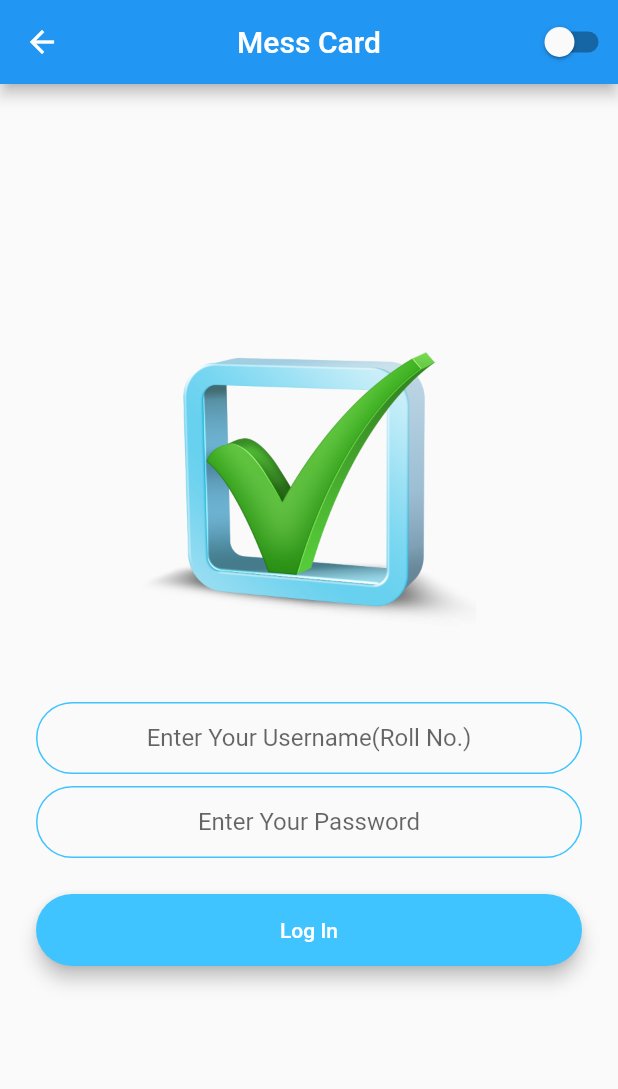
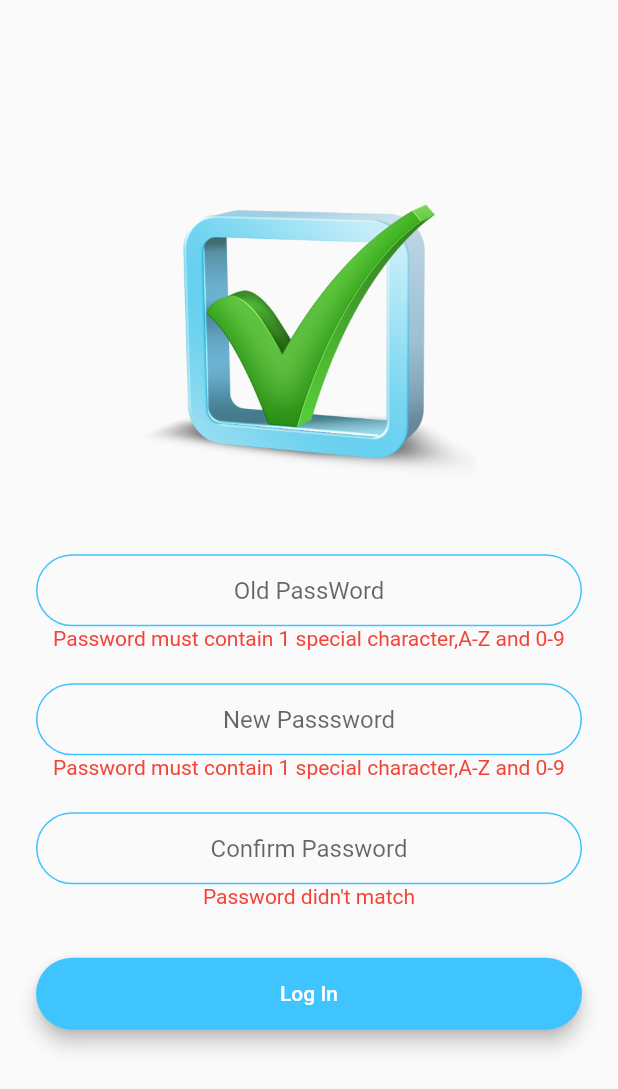
Before and after one commit to 15999shivam/mess_card, a Flutter app: the screen it shows after launch, after a tap on "Log In", on a phone screen of 412 x 824 dp. Shown: the top 1089 px of the screen. Run offline on Flutter 3.47's test engine with Material 2 defaults, Android fonts, the phone set to English and light mode, and no system bars; our stand-ins replace animated_text_kit, modal_progress_hud, shared_preferences.

Commit message:
Settings screen and change password screen

```diff
--- a/lib/main.dart
+++ b/lib/main.dart
@@ -5,6 +5,8 @@ import 'package:mess_card/loginsystem/welcome_screen.dart';
 import 'package:mess_card/messcard/Card.dart';
 import 'package:shared_preferences/shared_preferences.dart';
 import 'package:mess_card/SplashScreen.dart';
+import 'package:mess_card/screens/settings.dart';
+import 'package:mess_card/screens/changePassword.dart';
 
 void main() => runApp(MyApp());
 
@@ -52,8 +54,27 @@ class _EntryState extends State<Entry> {
   @override
   Widget build(BuildContext context) {
     return MaterialApp(
-      initialRoute: SplashScreen.id, //WelcomeScreen.id
+      initialRoute: ChangePassword
+          .id, //Settings.id, //SplashScreen.id, //WelcomeScreen.id
       routes: {
+        ChangePassword.id: (context) => ChangePassword(),
+        Settings.id: (context) => Scaffold(
+              appBar: AppBar(
+                title: Text('Mess Card'),
+                centerTitle: true,
+                actions: <Widget>[
+                  Switch(
+                      value: isDark,
+                      onChanged: (val) {
+                        setState(() {
+                          isDark = !isDark;
+                          change();
+                        });
+                      }),
+                ],
+              ),
+              body: Settings(),
+            ),
         SplashScreen.id: (context) => SplashScreen(),
         WelcomeScreen.id: (context) => Scaffold(
               appBar: AppBar(
@@ -72,7 +93,8 @@ class _EntryState extends State<Entry> {
               ),
               body: WelcomeScreen(
                 isDark: isDark,
-            )),
+              ),
+            ),
         LoginScreen.id: (context) => Scaffold(
             appBar: AppBar(
               title: Text('Mess Card'),
--- /dev/null
+++ b/lib/screens/changePassword.dart
@@ -0,0 +1,243 @@
+import 'package:flutter/material.dart';
+import 'package:mess_card/components/rounded_button.dart';
+import '../constants.dart';
+//import 'package:mess_card/messcard/Card.dart';
+//import 'package:mess_card/messcard/CardData.dart';
+import 'package:modal_progress_hud/modal_progress_hud.dart';
+import 'package:mess_card/utilities/utils.dart';
+import 'package:mess_card/networkig/login.dart' as network;
+import 'package:mess_card/components/CustomInput.dart';
+import 'package:mess_card/SplashScreen.dart';
+
+class ChangePassword extends StatefulWidget {
+  static const String id = "change_password";
+  @override
+  _ChangePassword createState() => _ChangePassword();
+}
+
+class _ChangePassword extends State<ChangePassword> {
+  bool showSpinner = false;
+  String oldPassword;
+  String newPassword;
+  String confirmPassword;
+
+  double oldPasswordErrorHeight = 0;
+  double newPasswordErrorHeight = 0;
+  double confirmPasswordErrorHeight = 0;
+
+  void showOldPasswordError() {
+    setState(() {
+      oldPasswordErrorHeight = 30;
+    });
+  }
+
+  void showNewPasswordError() {
+    setState(() {
+      newPasswordErrorHeight = 30;
+    });
+  }
+
+  void showConfirmPasswordError() {
+    setState(() {
+      confirmPasswordErrorHeight = 25;
+    });
+  }
+
+  void hideOldPasswordError() {
+    setState(() {
+      oldPasswordErrorHeight = 0;
+    });
+  }
+
+  void hideNewPasswordError() {
+    setState(() {
+      newPasswordErrorHeight = 0;
+    });
+  }
+
+  void hideConfirmPasswordError() {
+    setState(() {
+      confirmPasswordErrorHeight = 0;
+    });
+  }
+
+  @override
+  Widget build(BuildContext context) {
+    return Scaffold(
+//      backgroundColor: Colors.white,
+//      resizeToAvoidBottomPadding: true,
+      body: ModalProgressHUD(
+        inAsyncCall: showSpinner,
+        child: Padding(
+          padding: EdgeInsets.symmetric(horizontal: 24.0),
+          child: Column(
+            mainAxisAlignment: MainAxisAlignment.center,
+            crossAxisAlignment: CrossAxisAlignment.stretch,
+            children: <Widget>[
+              Flexible(
+                child: Hero(
+                  tag: 'logo',
+                  child: Container(
+                    height: 200.0,
+                    child: Image.asset('assets/logo.png'),
+                  ),
+                ),
+              ),
+              SizedBox(
+                height: 48.0,
+              ),
+              CustomInput(
+                keyBoardType: TextInputType.visiblePassword,
+                hintText: "Old PassWord",
+                labelText: "Old Password",
+                setState: (val) {
+//                    print(val);
+                  oldPassword = val;
+                },
+                filedName: oldPassword,
+                errorHeight: oldPasswordErrorHeight,
+                errormessage:
+                    "Password must contain 1 special character,A-Z and 0-9",
+                obsecure: true,
+              ),
+              CustomInput(
+                keyBoardType: TextInputType.visiblePassword,
+                hintText: "New Passsword",
+                labelText: "New Passsword",
+                setState: (val) {
+//                    print(val);
+                  newPassword = val;
+                },
+                filedName: newPassword,
+                errorHeight: newPasswordErrorHeight,
+                errormessage:
+                    "Password must contain 1 special character,A-Z and 0-9",
+                obsecure: true,
+              ),
+              CustomInput(
+                keyBoardType: TextInputType.visiblePassword,
+                errormessage: "Password didn't match",
+                setState: (val) {
+                  confirmPassword = val;
+                },
+                labelText: "Confirm Password",
+                hintText: "Confirm Password",
+                filedName: confirmPassword,
+                errorHeight: confirmPasswordErrorHeight,
+                obsecure: true,
+              ),
+              RoundedButton(
+                color: Colors.lightBlueAccent,
+                function: () async {
+                  print(newPassword);
+                  print(confirmPassword);
+                  print(oldPassword);
+
+                  if ((newPassword == null || newPassword == "") ||
+                      (confirmPassword == null || confirmPassword == "") ||
+                      (oldPassword == null || oldPassword == "")) {
+                    if (newPassword == null || newPassword == "") {
+                      showNewPasswordError();
+                    }
+
+                    if (oldPassword == null || oldPassword == "") {
+                      showOldPasswordError();
+                    }
+                    if (oldPassword != null && oldPassword != "") {
+                      bool isPassword = ValidatePassword(oldPassword);
+                      if (!isPassword) {
+                        showOldPasswordError();
+                      }
+                      if (isPassword) {
+                        hideOldPasswordError();
+                      }
+                    }
+                    if (newPassword != null && newPassword != "") {
+                      bool isPassword = ValidatePassword(newPassword);
+                      if (!isPassword) {
+                        showNewPasswordError();
+                      }
+                      if (isPassword) {
+                        hideNewPasswordError();
+                      }
+                    }
+
+                    if (confirmPassword == null || confirmPassword == "") {
+                      showConfirmPasswordError();
+                    }
+                    if (confirmPassword != newPassword ||
+                        confirmPassword == null) {
+//                      print("haan mai shi jaga phooch gya");
+                      showConfirmPasswordError();
+                    } else {
+//                      print("haan mai hide krne jara hu ");
+                      hideConfirmPasswordError();
+                    }
+                  } else {
+                    bool isOldPassword = ValidatePassword(oldPassword);
+                    bool isNewPassword = ValidatePassword(newPassword);
+                    if (!isOldPassword ||
+                        !isNewPassword ||
+                        confirmPassword != newPassword) {
+                      print("hii mai chal raa huuuuu");
+                      if (!isNewPassword) {
+                        showNewPasswordError();
+                      }
+                      if (!isOldPassword) {
+                        showOldPasswordError();
+                      }
+
+                      if (isOldPassword) {
+                        print("hiding oldpassword warning");
+                        hideOldPasswordError();
+                      }
+                      if (isNewPassword) {
+                        hideNewPasswordError();
+                      }
+                      if (confirmPassword != newPassword) {
+                        print("haan mai shi jaga phooch gya");
+                        showConfirmPasswordError();
+                      } else {
+                        print("haan mai hide krne jara hu ");
+                        hideConfirmPasswordError();
+                      }
+                    } else {
+                      setState(() {
+                        showSpinner = true;
+                      });
+                      try {
+                        //TODO: Do network call for change password
+                        final res = await network.login({
+                          'oldPassword': oldPassword,
+                          'username': newPassword,
+                          'password': confirmPassword,
+                        });
+                        print("result of network call" + res.toString());
+                        if (res == 1) {
+                          Navigator.pushNamedAndRemoveUntil(
+                            context,
+                            SplashScreen.id,
+                            (Route<dynamic> route) => false,
+                          );
+                        } else {}
+                        setState(() {
+                          showSpinner = false;
+                        });
+                      } catch (e) {
+                        setState(() {
+                          showSpinner = false;
+                        });
+                        print(e);
+                      }
+                    }
+                  }
+                },
+                text: 'Log In',
+              ),
+            ],
+          ),
+        ),
+      ),
+    );
+  }
+}
```
Also changed, not shown: lib/screens/settings.dart (added, +151 -0 lines). Lines whose indentation alone changed are shown as unchanged.
